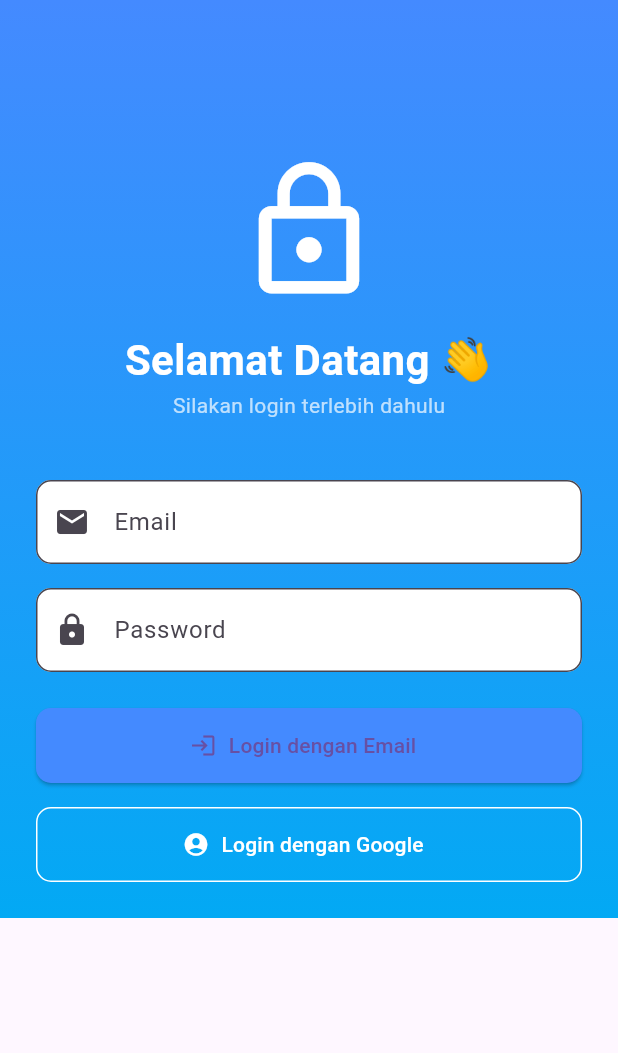
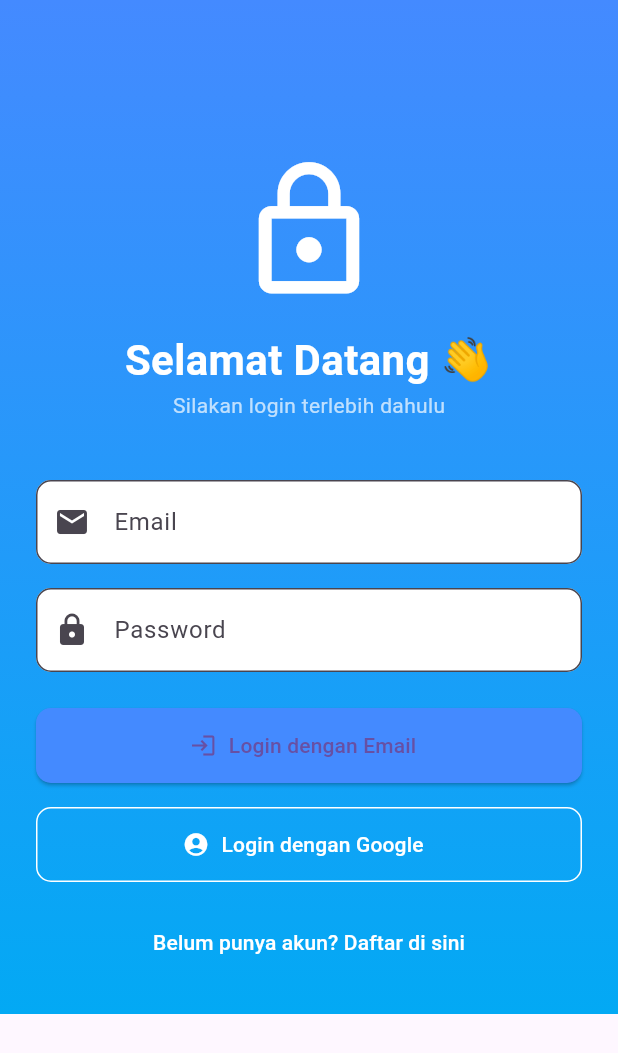
Before and after one commit to muhammadirfanabil/VelTr, a Flutter app: the screen it shows after launch, on a phone screen of 412 x 824 dp. Shown: the top 1053 px of the screen. Run offline on Flutter 3.47's test engine with Material 3 defaults, Android fonts, the phone set to English and light mode, and no system bars; our stand-ins replace cloud_firestore, firebase_auth, firebase_core, google_sign_in; accounts and stored records are empty.

Commit message:
fix(login): minor fix ui for Login Page and UsersForm

```diff
--- a/lib/screens/Auth/Login.dart
+++ b/lib/screens/Auth/Login.dart
@@ -157,6 +157,16 @@ class _LoginScreenState extends State<LoginScreen> {
                             ),
                           ),
                         ),
+                    const SizedBox(height: 16),
+                    TextButton(
+                      onPressed: () {
+                        Navigator.pushNamed(context, '/register');
+                      },
+                      child: const Text(
+                        'Belum punya akun? Daftar di sini',
+                        style: TextStyle(color: Colors.white),
+                      ),
+                    ),
                   ],
                 ),
               ),
--- a/lib/widgets/Form/UsersForm.dart
+++ b/lib/widgets/Form/UsersForm.dart
@@ -111,9 +111,9 @@ class _UserFormState extends State<UserForm> {
                     if (value == null || value.isEmpty) {
                       return 'Nama wajib diisi';
                     }
-                    if (!RegExp(r'^[^@]+@[^@]+\.[^@]+').hasMatch(value)) {
-                      return 'Format nama tidak valid';
-                    }
+                    // if (!RegExp(r'^[^@]+@[^@]+\.[^@]+').hasMatch(value)) {
+                    //   return 'Format nama tidak valid';
+                    // }
                     return null;
                   },
                 ),
```
